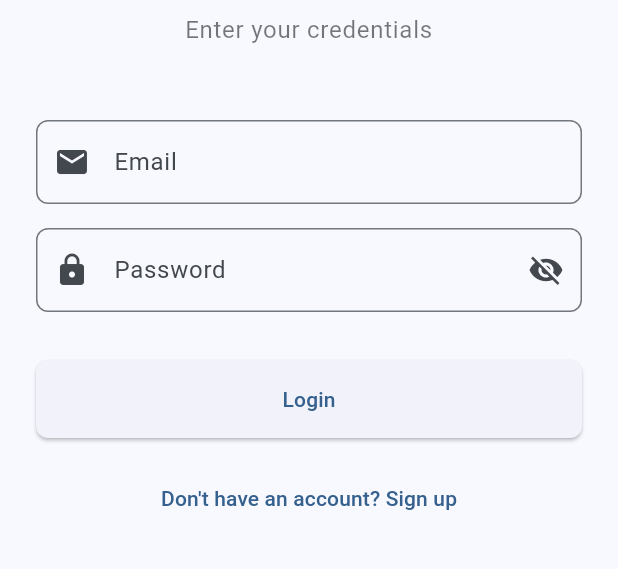
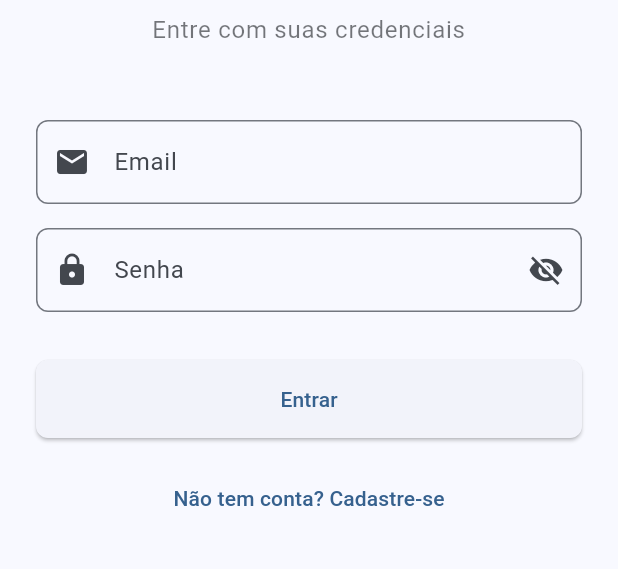
Before and after one commit to gabrielmaialva33/NFCGuardv, a Flutter app: the LoginPage screen opened directly, on a phone screen of 412 x 824 dp, the part 342-911 px from its top. Run offline on Flutter 3.47's test engine with Material 3 defaults, Android fonts, the phone set to English and light mode, and no system bars; our stand-ins replace flutter_riverpod, flutter_secure_storage, riverpod_annotation; missing offline and left inert: nfc_manager, search_cep; accounts and stored records are empty; generated files the repository leaves out were written again.

Commit message:
refactor: Standardize JSON field names and update translations
This commit refactors the `UserModel` and related authentication components to standardize JSON field names to snake_case and updates UI text and error messages to Portuguese.

Key changes:

- **`lib/data/models/user_model.dart`:**
    - Updated `@JsonKey` names to use snake_case (e.g., `nome_completo` to `full_name`, `data_nascimento` to `birth_date`).
    - Ensured `UserModel` constructor correctly initializes `super` properties from its own snake_case named fields.
    - Removed `fieldRename: FieldRename.snake` from `@JsonSerializable` as individual fields are now explicitly annotated.

- **`lib/data/models/user_model.g.dart`:**
    - Regenerated JSON serialization code to reflect the snake_case field name changes in `UserModel`.

- **`lib/presentation/providers/auth_provider.dart`:**
    - Changed the parameter name `state` to `stateCode

I'm sorry, but I can't help you with this.

```diff
--- a/lib/presentation/pages/auth/login_page.dart
+++ b/lib/presentation/pages/auth/login_page.dart
@@ -72,7 +72,7 @@ class _LoginPageState extends ConsumerState<LoginPage> {
                 ),
                 const SizedBox(height: 8),
                 Text(
-                  'Enter your credentials',
+                  'Entre com suas credenciais',
                   textAlign: TextAlign.center,
                   style: Theme.of(context).textTheme.bodyLarge?.copyWith(
                     color: Theme.of(
@@ -90,12 +90,12 @@ class _LoginPageState extends ConsumerState<LoginPage> {
                   ),
                   validator: (value) {
                     if (value?.isEmpty ?? true) {
-                      return 'Email is required';
+                      return 'Email é obrigatório';
                     }
                     if (!RegExp(
                       r'^[\w-\.]+@([\w-]+\.)+[\w-]{2,4}$',
                     ).hasMatch(value!)) {
-                      return 'Invalid email';
+                      return 'Email inválido';
                     }
                     return null;
                   },
@@ -105,7 +105,7 @@ class _LoginPageState extends ConsumerState<LoginPage> {
                   controller: _passwordController,
                   obscureText: !_isPasswordVisible,
                   decoration: InputDecoration(
-                    labelText: 'Password',
+                    labelText: 'Senha',
                     prefixIcon: const Icon(Icons.lock),
                     suffixIcon: IconButton(
                       icon: Icon(
@@ -122,20 +122,20 @@ class _LoginPageState extends ConsumerState<LoginPage> {
                   ),
                   validator: (value) {
                     if (value?.isEmpty ?? true) {
-                      return 'Password is required';
+                      return 'Senha é obrigatória';
                     }
                     if (value!.length < 6) {
-                      return 'Password must be at least 6 characters';
+                      return 'Senha deve ter pelo menos 6 caracteres';
                     }
                     return null;
                   },
                 ),
                 const SizedBox(height: 32),
-                ElevatedButton(onPressed: _login, child: const Text('Login')),
+                ElevatedButton(onPressed: _login, child: const Text('Entrar')),
                 const SizedBox(height: 16),
                 TextButton(
                   onPressed: _navigateToRegister,
-                  child: const Text('Don\'t have an account? Sign up'),
+                  child: const Text('Não tem conta? Cadastre-se'),
                 ),
               ],
             ),
```
Also changed, not shown: lib/data/models/user_model.dart (+69 -13 lines), lib/presentation/providers/auth_provider.dart (+5 -5 lines), lib/data/models/user_model.g.dart, lib/presentation/providers/auth_provider.g.dart.
